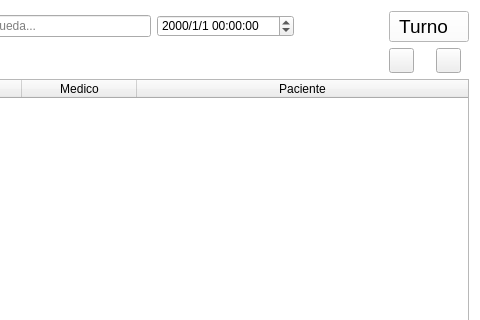
First picture: the form in View/vistaTurnos2.ui, repository BermudezK/consultsoft, before the edit; both pictures show x 220 to 700 and y 0 to 320 of the 700 by 560 pixel window.
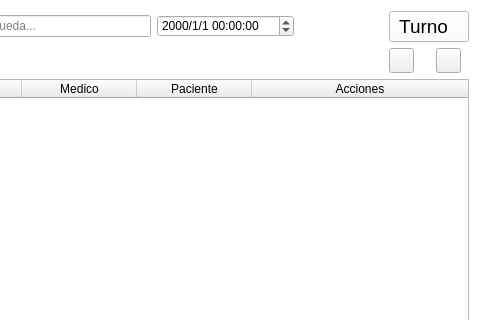
Second picture: the form after the edit. Icons and pictures are not drawn.

Commit message: Se agrego todos los botones Editar/Eliminar para cada fila

The edit to the form file:
```diff
--- a/View/vistaTurnos2.ui
+++ b/View/vistaTurnos2.ui
@@ -82,7 +82,7 @@
       <enum>QAbstractItemView::SelectRows</enum>
      </property>
      <property name="columnCount">
-      <number>4</number>
+      <number>5</number>
      </property>
      <attribute name="horizontalHeaderCascadingSectionResizes">
       <bool>false</bool>
@@ -137,6 +137,11 @@
        <string>Paciente</string>
       </property>
      </column>
+     <column>
+      <property name="text">
+       <string>Acciones</string>
+      </property>
+     </column>
     </widget>
    </item>
    <item row="0" column="1">
```
The commit also changes 1 other file.
